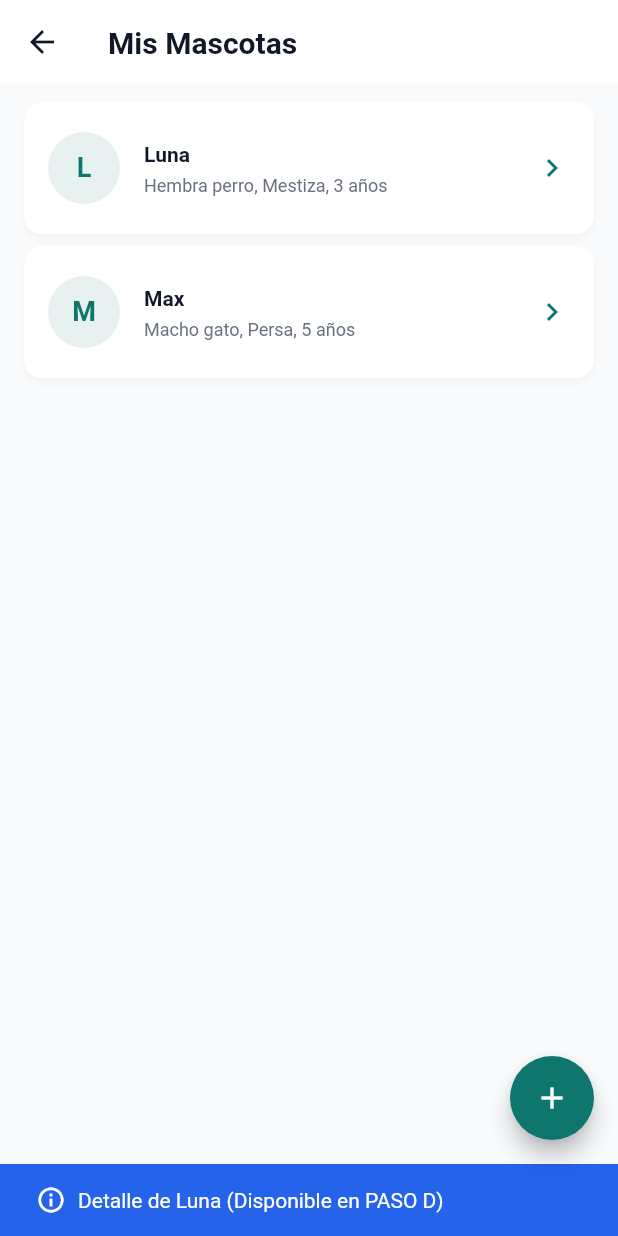
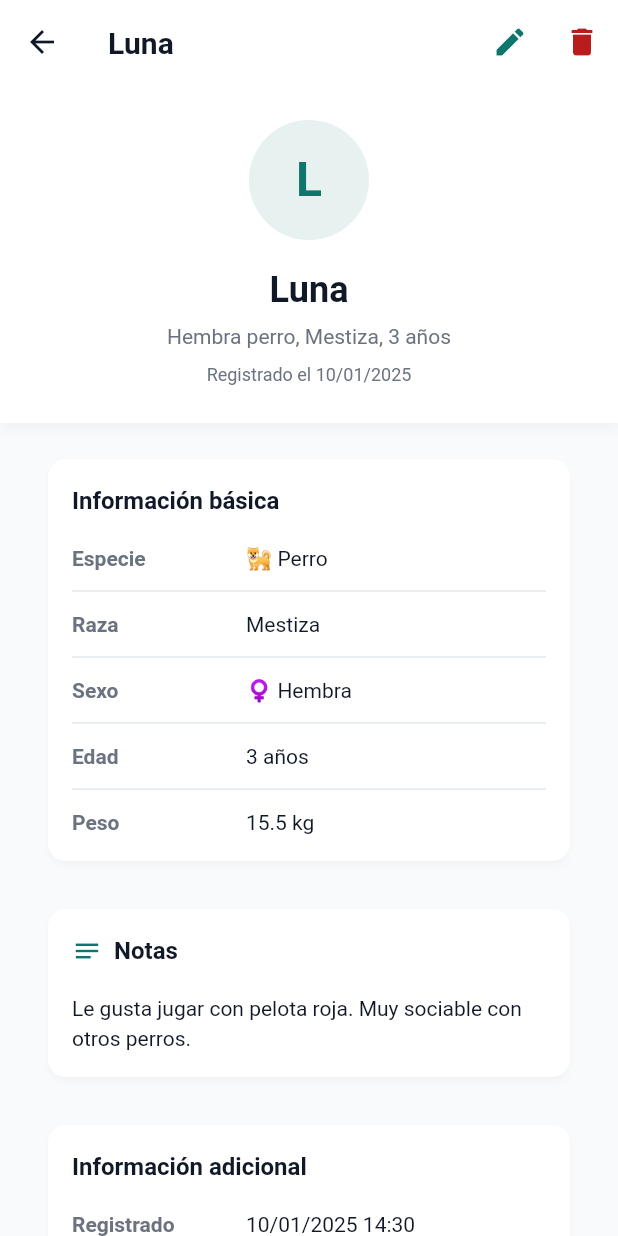
Before and after one commit to ESTAPIA/PetCare-Prototipo, a Flutter app: the PetListScreen screen opened directly, after a tap on an icon or button, on a phone screen of 412 x 824 dp. Run offline on Flutter 3.47's test engine with Material 3 defaults, Android fonts, the phone set to English and light mode, and no system bars; our stand-ins replace shared_preferences, table_calendar; accounts and stored records are empty.

Commit message:
feat(PROC-001): PASO D - Pantalla detalle mascota con acciones editar/eliminar y aplicación de heurísticas Nielsen

```diff
--- /dev/null
+++ b/lib/screens/pets/pet_detail_screen.dart
@@ -0,0 +1,508 @@
+import 'package:flutter/material.dart';
+import 'package:intl/intl.dart';
+import '../../core/theme/app_colors.dart';
+import '../../core/theme/app_typography.dart';
+import '../../core/theme/app_spacing.dart';
+import '../../models/pet.dart';
+import '../../data/mock_pets.dart';
+import '../../widgets/common/app_card.dart';
+import '../../widgets/common/empty_state.dart';
+
+/// SCR-PET-DETAIL: Pantalla de detalle de mascota (PROC-001)
+///
+/// Funcionalidades:
+/// - Ver información completa de la mascota
+/// - Acciones: Editar (placeholder PASO E), Eliminar (con confirmación)
+/// - Manejo de campos opcionales (null-safe)
+/// - Navegación de regreso con resultado (para recargar lista)
+///
+/// Heurísticas de Nielsen aplicadas:
+/// - H1: Visibilidad del estado (toda la info visible claramente)
+/// - H4: Consistencia (patrón similar a vet_detail_screen)
+/// - H6: Reconocimiento vs recuerdo (labels claros en cada campo)
+/// - H8: Diseño estético y minimalista (info organizada en cards)
+/// - H9: Recuperación de errores (confirmación antes de eliminar)
+class PetDetailScreen extends StatefulWidget {
+  final String petId;
+
+  const PetDetailScreen({
+    super.key,
+    required this.petId,
+  });
+
+  @override
+  State<PetDetailScreen> createState() => _PetDetailScreenState();
+}
+
+class _PetDetailScreenState extends State<PetDetailScreen> {
+  Pet? _pet;
+  bool _isDeleting = false;
+
+  @override
+  void initState() {
+    super.initState();
+    _loadPet();
+  }
+
+  /// Cargar mascota desde repositorio
+  Future<void> _loadPet() async {
+    final pet = await MockPetsRepository.getPetById(widget.petId);
+    if (mounted) {
+      setState(() {
+        _pet = pet;
+      });
+    }
+  }
+
+  /// Navegar a pantalla de edición
+  ///
+  /// PLACEHOLDER: Implementar cuando se complete PASO E
+  void _navigateToEdit() {
+    // TODO PASO E: Implementar navegación real
+    // final result = await Navigator.push(
+    //   context,
+    //   MaterialPageRoute(
+    //     builder: (context) => PetEditScreen(pet: _pet!),
+    //     fullscreenDialog: true,
+    //   ),
+    // );
+    // if (result == true) _loadPet(); // Recargar después de editar
+
+    ScaffoldMessenger.of(context).showSnackBar(
+      SnackBar(
+        content: Row(
+          children: [
+            const Icon(Icons.info_outline, color: Colors.white, size: 20),
+            const SizedBox(width: AppSpacing.sm),
+            Expanded(
+              child: Text(
+                'Editar ${_pet!.nombre} (Disponible en PASO E)',
+                style: const TextStyle(fontSize: 14),
+              ),
+            ),
+          ],
+        ),
+        backgroundColor: AppColors.info,
+        duration: const Duration(seconds: 3),
+      ),
+    );
+  }
+
+  /// Mostrar diálogo de confirmación para eliminar
+  ///
+  /// Heurística 9: Prevención de errores - confirmación antes de acción destructiva
+  Future<void> _showDeleteConfirmation() async {
+    final confirmed = await showDialog<bool>(
+      context: context,
+      builder: (context) => AlertDialog(
+        title: Text('¿Eliminar a ${_pet!.nombre}?'),
+        content: Text(
+          'Esta acción no se puede deshacer. Se eliminarán todos los datos de ${_pet!.nombre}.',
+          style: AppTypography.body,
+        ),
+        actions: [
+          TextButton(
+            onPressed: () => Navigator.pop(context, false),
+            child: const Text('Cancelar'),
+          ),
+          ElevatedButton(
+            onPressed: () => Navigator.pop(context, true),
+            style: ElevatedButton.styleFrom(
+              backgroundColor: AppColors.error,
+              foregroundColor: Colors.white,
+            ),
+            child: const Text('Eliminar'),
+          ),
+        ],
+      ),
+    );
+
+    if (confirmed == true && mounted) {
+      _deletePet();
+    }
+  }
+
+  /// Eliminar mascota del repositorio
+  ///
+  /// Heurística 10: Feedback claro de éxito/error
+  Future<void> _deletePet() async {
+    setState(() => _isDeleting = true);
+
+    try {
+      final success = await MockPetsRepository.deletePet(widget.petId);
+
+      if (!mounted) return;
+
+      if (success) {
+        // Mostrar mensaje de éxito
+        ScaffoldMessenger.of(context).showSnackBar(
+          SnackBar(
+            content: Row(
+              children: [
+                const Icon(Icons.check_circle, color: Colors.white, size: 20),
+                const SizedBox(width: AppSpacing.sm),
+                Expanded(
+                  child: Text('${_pet!.nombre} eliminado exitosamente'),
+                ),
+              ],
+            ),
+            backgroundColor: AppColors.success,
+            duration: const Duration(seconds: 3),
+          ),
+        );
+
+        // Regresar con true para indicar que se eliminó (recarga lista)
+        Navigator.pop(context, true);
+      } else {
+        throw Exception('No se pudo eliminar la mascota');
+      }
+    } catch (e) {
+      if (!mounted) return;
+
+      setState(() => _isDeleting = false);
+
+      ScaffoldMessenger.of(context).showSnackBar(
+        SnackBar(
+          content: Row(
+            children: [
+              const Icon(Icons.error_outline, color: Colors.white, size: 20),
+              const SizedBox(width: AppSpacing.sm),
+              Expanded(
+                child: Text('Error al eliminar: ${e.toString()}'),
+              ),
+            ],
+          ),
+          backgroundColor: AppColors.error,
+          duration: const Duration(seconds: 4),
+        ),
+      );
+    }
+  }
+
+  /// Construir header con avatar y nombre
+  ///
+  /// Heurística 1: Visibilidad - información más importante primero
+  Widget _buildHeader() {
+    return Container(
+      width: double.infinity,
+      padding: const EdgeInsets.all(AppSpacing.lg),
+      decoration: BoxDecoration(
+        color: AppColors.surface,
+        boxShadow: [
+          BoxShadow(
+            color: Colors.black.withValues(alpha: 0.05),
+            blurRadius: 8,
+            offset: const Offset(0, 2),
+          ),
+        ],
+      ),
+      child: Column(
+        children: [
+          // Avatar grande con inicial
+          CircleAvatar(
+            radius: 40, // 80dp diámetro
+            backgroundColor: AppColors.primary.withValues(alpha: 0.1),
+            child: Text(
+              _pet!.inicial,
+              style: AppTypography.h1.copyWith(
+                color: AppColors.primary,
+                fontSize: 32,
+              ),
+            ),
+          ),
+          const SizedBox(height: AppSpacing.md),
+
+          // Nombre
+          Text(
+            _pet!.nombre,
+            style: AppTypography.h1.copyWith(fontSize: 24),
+            textAlign: TextAlign.center,
+          ),
+          const SizedBox(height: AppSpacing.xs),
+
+          // Descripción corta
+          Text(
+            _pet!.descripcionCorta,
+            style: AppTypography.body.copyWith(
+              color: AppColors.textSecondary,
+            ),
+            textAlign: TextAlign.center,
+          ),
+          const SizedBox(height: AppSpacing.sm),
+
+          // Fecha de registro (caption)
+          Text(
+            'Registrado el ${DateFormat('dd/MM/yyyy', 'es').format(_pet!.fechaCreacion)}',
+            style: AppTypography.caption.copyWith(
+              color: AppColors.textSecondary,
+            ),
+          ),
+        ],
+      ),
+    );
+  }
+
+  /// Card de información básica
+  ///
+  /// Heurística 6: Reconocimiento vs recuerdo - labels explícitos
+  Widget _buildInfoBasicaCard() {
+    return AppCard(
+      child: Column(
+        crossAxisAlignment: CrossAxisAlignment.start,
+        children: [
+          Text(
+            'Información básica',
+            style: AppTypography.h2,
+          ),
+          const SizedBox(height: AppSpacing.md),
+
+          // Especie
+          _buildInfoRow(
+            label: 'Especie',
+            value: '${_pet!.especie.emoji} ${_pet!.especie.displayName}',
+          ),
+          const Divider(height: AppSpacing.lg),
+
+          // Raza
+          _buildInfoRow(
+            label: 'Raza',
+            value: _pet!.raza ?? 'No especificada',
+            isOptional: _pet!.raza == null,
+          ),
+          const Divider(height: AppSpacing.lg),
+
+          // Sexo
+          _buildInfoRow(
+            label: 'Sexo',
+            value: _pet!.sexo != null
+                ? '${_pet!.sexo!.emoji} ${_pet!.sexo!.displayName}'
+                : '⚪ No especifica',
+            isOptional: _pet!.sexo == null,
+          ),
+          const Divider(height: AppSpacing.lg),
+
+          // Edad
+          _buildInfoRow(
+            label: 'Edad',
+            value: _pet!.edad != null
+                ? '${_pet!.edad} ${_pet!.edad == 1 ? "año" : "años"}'
+                : 'Fecha de nacimiento no registrada',
+            isOptional: _pet!.edad == null,
+          ),
+          const Divider(height: AppSpacing.lg),
+
+          // Peso
+          _buildInfoRow(
+            label: 'Peso',
+            value: _pet!.pesoKg != null
+                ? '${_pet!.pesoKg!.toStringAsFixed(1)} kg'
+                : 'No registrado',
+            isOptional: _pet!.pesoKg == null,
+          ),
+        ],
+      ),
+    );
+  }
+
+  /// Fila de información (label + value)
+  ///
+  /// Heurística 8: Diseño estético y minimalista
+  Widget _buildInfoRow({
+    required String label,
+    required String value,
+    bool isOptional = false,
+  }) {
+    return Row(
+      crossAxisAlignment: CrossAxisAlignment.start,
+      children: [
+        // Label
+        SizedBox(
+          width: 100,
+          child: Text(
+            label,
+            style: AppTypography.bodyBold.copyWith(
+              color: AppColors.textSecondary,
+            ),
+          ),
+        ),
+        const SizedBox(width: AppSpacing.md),
+
+        // Value
+        Expanded(
+          child: Text(
+            value,
+            style: AppTypography.body.copyWith(
+              color: isOptional ? AppColors.textSecondary : AppColors.textPrimary,
+              fontStyle: isOptional ? FontStyle.italic : FontStyle.normal,
+            ),
+          ),
+        ),
+      ],
+    );
+  }
+
+  /// Card de notas (solo si existen)
+  ///
+  /// Heurística 8: Minimalismo - solo mostrar si hay contenido
+  Widget _buildNotasCard() {
+    if (_pet!.notas == null || _pet!.notas!.isEmpty) {
+      return const SizedBox.shrink();
+    }
+
+    return AppCard(
+      child: Column(
+        crossAxisAlignment: CrossAxisAlignment.start,
+        children: [
+          Row(
+            children: [
+              const Icon(
+                Icons.notes,
+                size: 20,
+                color: AppColors.primary,
+              ),
+              const SizedBox(width: AppSpacing.sm),
+              Text(
+                'Notas',
+                style: AppTypography.h2,
+              ),
+            ],
+          ),
+          const SizedBox(height: AppSpacing.md),
+          Text(
+            _pet!.notas!,
+            style: AppTypography.body,
+          ),
+        ],
+      ),
+    );
+  }
+
+  /// Card de información adicional (fechas)
+  ///
+  /// Transparencia y auditoría
+  Widget _buildInfoAdicionalCard() {
+    return AppCard(
+      child: Column(
+        crossAxisAlignment: CrossAxisAlignment.start,
+        children: [
+          Text(
+            'Información adicional',
+            style: AppTypography.h2,
+          ),
+          const SizedBox(height: AppSpacing.md),
+
+          // Fecha de registro
+          _buildInfoRow(
+            label: 'Registrado',
+            value: DateFormat('dd/MM/yyyy HH:mm', 'es').format(_pet!.fechaCreacion),
+          ),
+          const Divider(height: AppSpacing.lg),
+
+          // Última actualización
+          _buildInfoRow(
+            label: 'Actualizado',
+            value: DateFormat('dd/MM/yyyy HH:mm', 'es').format(_pet!.fechaActualizacion),
+          ),
+        ],
+      ),
+    );
+  }
+
+  @override
+  Widget build(BuildContext context) {
+    // Manejo de mascota no encontrada
+    // Heurística 9: Ayudar a reconocer y recuperarse de errores
+    if (_pet == null) {
+      return Scaffold(
+        appBar: AppBar(
+          title: const Text('Error'),
+          backgroundColor: AppColors.surface,
+          foregroundColor: AppColors.textPrimary,
+          elevation: 0,
+        ),
+        backgroundColor: AppColors.background,
+        body: EmptyState(
+          icon: Icons.error_outline,
+          message: 'Mascota no encontrada',
+          instruction: 'El ID proporcionado no corresponde a ninguna mascota registrada',
+          actionLabel: 'Volver',
+          onAction: () => Navigator.pop(context),
+        ),
+      );
+    }
+
+    // Pantalla de detalle normal
+    return Scaffold(
+      appBar: AppBar(
+        title: Text(
+          _pet!.nombre,
+          style: AppTypography.h1,
+        ),
+        backgroundColor: AppColors.surface,
+        foregroundColor: AppColors.textPrimary,
+        elevation: 0,
+        actions: [
+          // Botón Editar
+          // Heurística 4: Consistencia (patrón estándar de acciones)
+          IconButton(
+            icon: const Icon(Icons.edit),
+            onPressed: _isDeleting ? null : _navigateToEdit,
+            tooltip: 'Editar',
+            color: AppColors.primary,
+          ),
+
+          // Botón Eliminar
+          // Heurística 9: Prevención de errores (confirmación antes de eliminar)
+          IconButton(
+            icon: _isDeleting
+                ? const SizedBox(
+                    width: 20,
+                    height: 20,
+                    child: CircularProgressIndicator(
+                      strokeWidth: 2,
+                      valueColor: AlwaysStoppedAnimation<Color>(AppColors.error),
+                    ),
+                  )
+                : const Icon(Icons.delete),
+            onPressed: _isDeleting ? null : _showDeleteConfirmation,
+            tooltip: 'Eliminar',
+            color: AppColors.error,
+          ),
+        ],
+      ),
+      backgroundColor: AppColors.background,
+      body: SingleChildScrollView(
+        child: Column(
+          children: [
+            // 1. Header (Avatar + Nombre + Descripción)
+            _buildHeader(),
+
+            // Padding para el resto del contenido
+            Padding(
+              padding: const EdgeInsets.all(AppSpacing.md),
+              child: Column(
+                children: [
+                  // 2. Card: Información básica
+                  _buildInfoBasicaCard(),
+
+                  const SizedBox(height: AppSpacing.md),
+
+                  // 3. Card: Notas (solo si existen)
+                  _buildNotasCard(),
+
+                  const SizedBox(height: AppSpacing.md),
+
+                  // 4. Card: Información adicional
+                  _buildInfoAdicionalCard(),
+
+                  // Espaciado final
+                  const SizedBox(height: AppSpacing.xl),
+                ],
+              ),
+            ),
+          ],
+        ),
+      ),
+    );
+  }
+}
--- a/lib/screens/pets/pet_list_screen.dart
+++ b/lib/screens/pets/pet_list_screen.dart
@@ -6,6 +6,7 @@ import '../../data/mock_pets.dart';
 import '../../models/pet.dart';
 import '../../widgets/common/empty_state.dart';
 import 'pet_new_screen.dart';
+import 'pet_detail_screen.dart';
 
 /// SCR-PET-LIST: Pantalla de lista de mascotas (PROC-001)
 ///
@@ -74,27 +75,19 @@ class _PetListScreenState extends State<PetListScreen> {
 
   /// Navega a la pantalla de detalle de mascota
   ///
-  /// PLACEHOLDER: Implementar cuando se complete PASO D
-  void _navigateToPetDetail(Pet pet) {
-    // TODO PASO D: Reemplazar con navegación real
-    ScaffoldMessenger.of(context).showSnackBar(
-      SnackBar(
-        content: Row(
-          children: [
-            const Icon(Icons.info_outline, color: Colors.white, size: 20),
-            const SizedBox(width: AppSpacing.sm),
-            Expanded(
-              child: Text(
-                'Detalle de ${pet.nombre} (Disponible en PASO D)',
-                style: const TextStyle(fontSize: 14),
-              ),
-            ),
-          ],
-        ),
-        backgroundColor: AppColors.info,
-        duration: const Duration(seconds: 3),
+  /// Abre pantalla de detalle y recarga lista si se eliminó
+  Future<void> _navigateToPetDetail(Pet pet) async {
+    final result = await Navigator.push<bool>(
+      context,
+      MaterialPageRoute(
+        builder: (context) => PetDetailScreen(petId: pet.id),
       ),
     );
+
+    // Si se eliminó la mascota, recargar la lista
+    if (result == true && mounted) {
+      _loadPets();
+    }
   }
 
   /// Navega a la pantalla de crear nueva mascota
```
